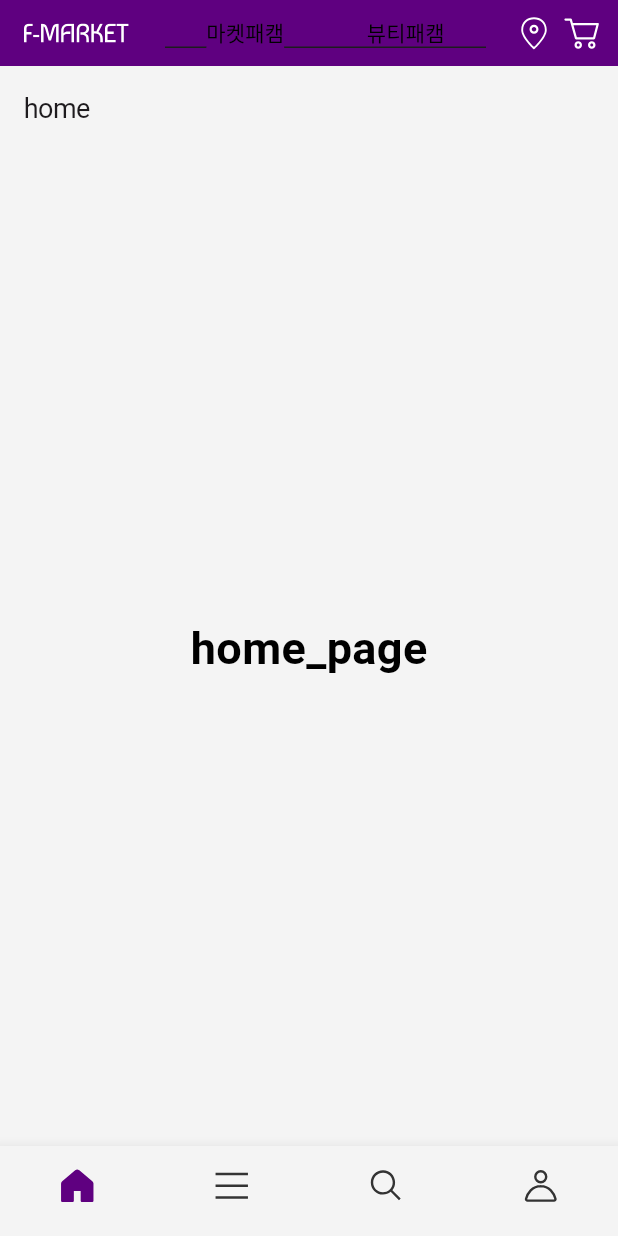
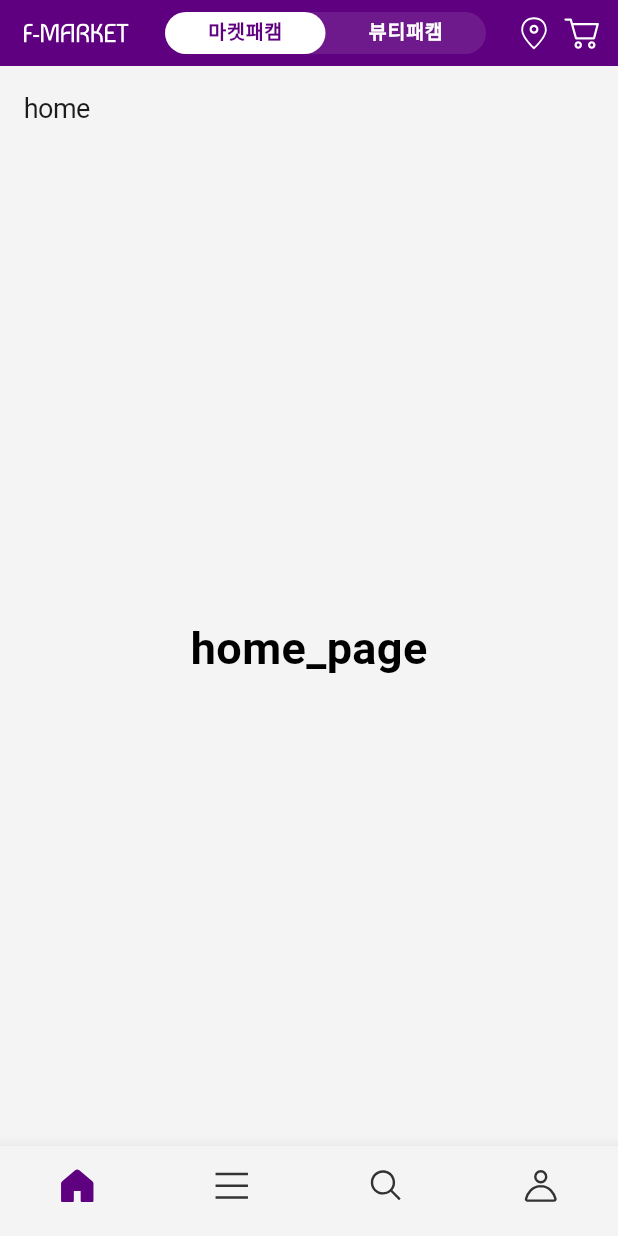
Before and after one commit to jmbaik/fc_ecommerce_app_v1, a Flutter app: the screen it shows after launch, on a phone screen of 412 x 824 dp. Run offline on Flutter 3.47's test engine with Material 3 defaults, Android fonts, the phone set to English and light mode, and no system bars; our stand-ins replace flutter_bloc, flutter_svg, go_router; Roboto replaces fonts that are missing (Pretendard).

Commit message:
home app bar 디자인 수정

```diff
--- a/lib/presentation/pages/main/component/top_app_bar/home_app_bar.dart
+++ b/lib/presentation/pages/main/component/top_app_bar/home_app_bar.dart
@@ -3,6 +3,7 @@ import 'package:flutter_bloc/flutter_bloc.dart';
 import 'package:flutter_svg/flutter_svg.dart';
 
 import '../../../../../core/theme/constant/app_icons.dart';
+import '../../../../../core/theme/custom/custom_font_weight.dart';
 import '../../../../../core/theme/custom/custom_theme.dart';
 import '../../cubit/mall_typ_cubit.dart';
 
@@ -11,14 +12,15 @@ class HomeAppBar extends StatelessWidget {
 
   @override
   Widget build(BuildContext context) {
+    final colorScheme = Theme.of(context).colorScheme;
     return BlocBuilder<MallTypeCubit, MallType>(
       builder: (_, state) {
         return AnimatedContainer(
           duration: Duration(milliseconds: 400),
+          padding: EdgeInsets.symmetric(vertical: 6, horizontal: 8),
           color: (state.isMarket)
               ? Theme.of(context).colorScheme.primary
               : Theme.of(context).colorScheme.background,
-          padding: EdgeInsets.symmetric(vertical: 6, horizontal: 8),
           child: AppBar(
             backgroundColor: Colors.transparent,
             leadingWidth: 86,
@@ -34,16 +36,49 @@ class HomeAppBar extends StatelessWidget {
               ),
             ),
             centerTitle: true,
-            title: DefaultTabController(
-              initialIndex: state.index,
-              length: MallType.values.length,
-              child: TabBar(
-                onTap: (index) =>
-                    context.read<MallTypeCubit>().changeIndex(index),
-                labelColor: Colors.black,
-                unselectedLabelColor: Colors.black,
-                tabs: List.generate(MallType.values.length,
-                    (index) => Text(MallType.values[index].toName)),
+            title: AnimatedContainer(
+              duration: Duration(milliseconds: 400),
+              decoration: BoxDecoration(
+                borderRadius: BorderRadius.all(
+                  Radius.circular(30),
+                ),
+                color: state.isMarket
+                    ? colorScheme.primaryContainer
+                    : colorScheme.surface,
+              ),
+              child: SizedBox(
+                height: 28,
+                child: DefaultTabController(
+                  initialIndex: state.index,
+                  length: MallType.values.length,
+                  child: TabBar(
+                    onTap: (index) =>
+                        context.read<MallTypeCubit>().changeIndex(index),
+                    labelColor: state.isMarket
+                        ? colorScheme.primary
+                        : colorScheme.background,
+                    labelStyle: Theme.of(context).textTheme.labelLarge.bold,
+                    labelPadding: const EdgeInsets.symmetric(horizontal: 12),
+                    unselectedLabelColor: state.isMarket
+                        ? colorScheme.background
+                        : colorScheme.contentPrimary,
+                    dividerColor: Colors.transparent,
+                    tabs: List.generate(
+                      MallType.values.length,
+                      (index) => Text(MallType.values[index].toName),
+                    ),
+                    indicator: BoxDecoration(
+                      borderRadius: BorderRadius.all(
+                        Radius.circular(30),
+                      ),
+                      color: state.isMarket
+                          ? colorScheme.background
+                          : colorScheme.primary,
+                    ),
+                    indicatorSize: TabBarIndicatorSize.tab,
+                    isScrollable: false,
+                  ),
+                ),
               ),
             ),
             actions: [
--- a/lib/presentation/pages/main/cubit/bottom_nav_cubit.dart
+++ b/lib/presentation/pages/main/cubit/bottom_nav_cubit.dart
@@ -1,4 +1,3 @@
-import 'package:flutter/cupertino.dart';
 import 'package:flutter_bloc/flutter_bloc.dart';
 
 import '../../../../core/theme/constant/app_icons.dart';
```
